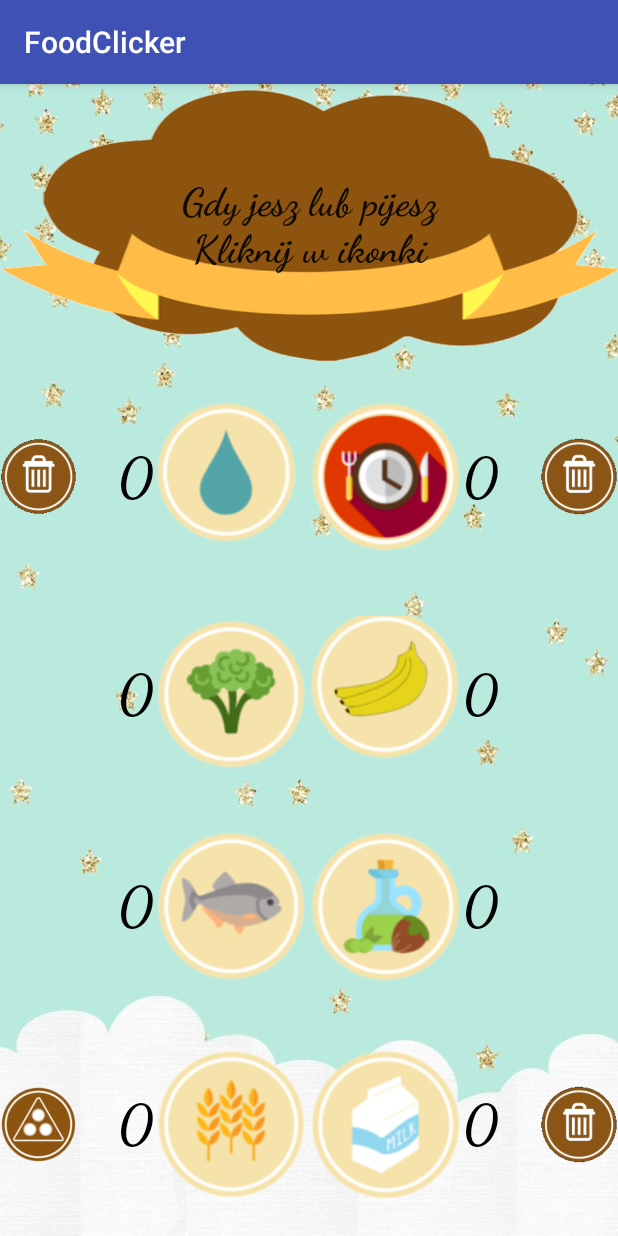
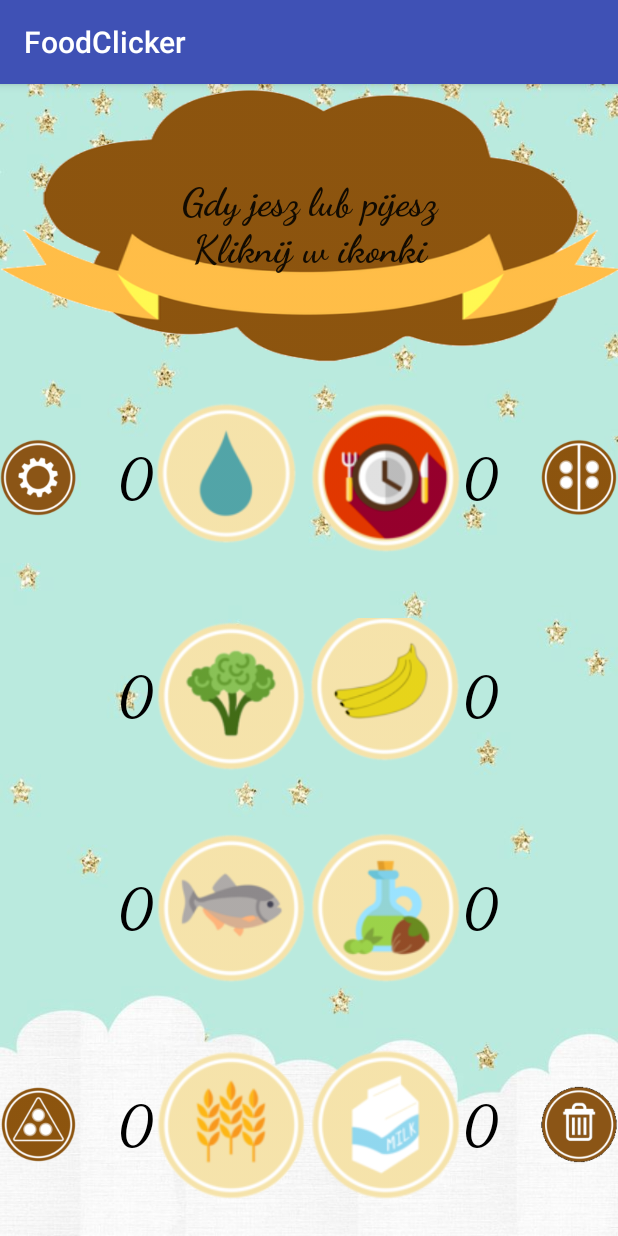
Before and after one commit to tomaszd/FoodClicker, an Android app: the screen it shows after launch (MainActivity), on a phone screen of 412 x 824 dp. Run offline under Robolectric (Android 15) with nearby library versions, the phone set to English and light mode, and no system bars.

Commit message:
nicer styles for settings

```diff
--- a/app/src/main/res/layout/activity_main.xml
+++ b/app/src/main/res/layout/activity_main.xml
@@ -31,8 +31,9 @@
             android:layout_height="wrap_content"
             android:layout_gravity="center"
             android:layout_weight="2"
-            android:src="@drawable/kosz"
+            android:src="@drawable/settings"
             android:text="KOSZ" />
+
         <TextView
             android:id="@+id/editWoda"
             android:layout_width="0dp"
@@ -94,7 +95,7 @@
 
             android:layout_gravity="center"
             android:layout_weight="2"
-            android:src="@drawable/kosz"
+            android:src="@drawable/tabela"
             android:text="KOSZ" />
     </LinearLayout>
 
```
Also changed, not shown: app/src/main/res/drawable/tabela.png (added).
